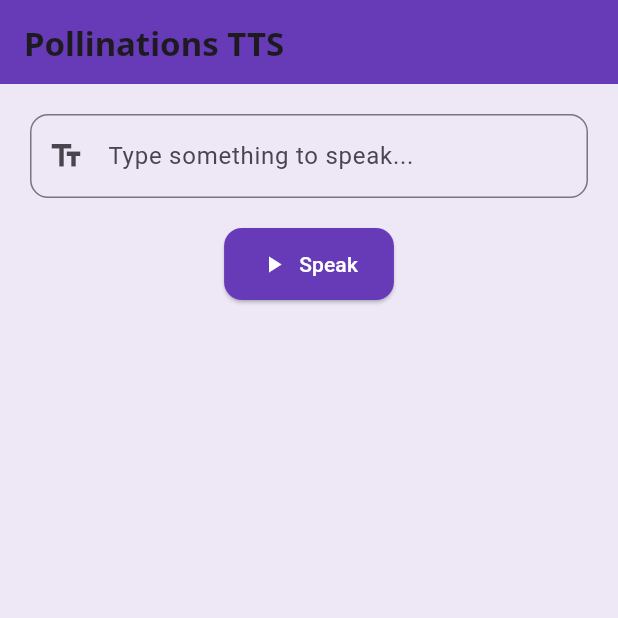
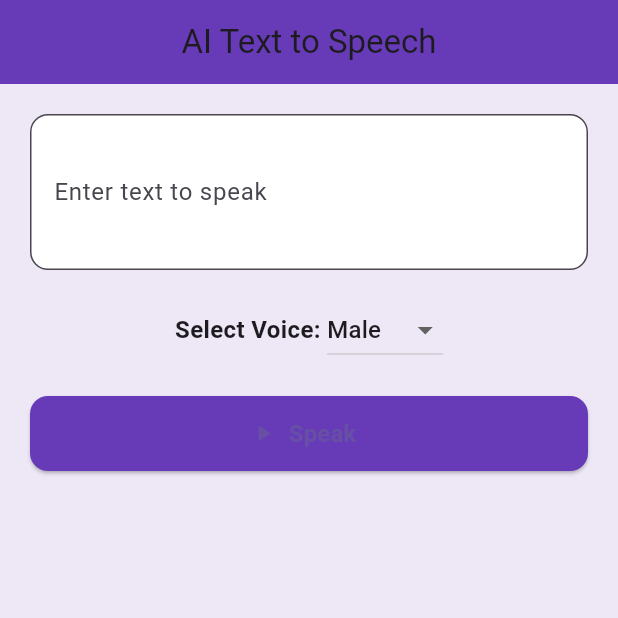
Before and after one commit to Amansarfraz/Voice-api, a Flutter app: the screen it shows after launch, after a tap on "Speak", on a phone screen of 412 x 824 dp, the top half of it. Run offline on Flutter 3.47's test engine with Material 3 defaults, Android fonts, the phone set to English and light mode, and no system bars; our stand-ins replace just_audio; missing offline and left inert: dart:html.

Commit message:
first commit

```diff
--- a/lib/tts_screen.dart
+++ b/lib/tts_screen.dart
@@ -1,6 +1,8 @@
 import 'package:flutter/material.dart';
-import 'package:google_fonts/google_fonts.dart';
 import 'package:just_audio/just_audio.dart';
+import 'package:flutter/foundation.dart' show kIsWeb;
+
+import 'dart:html' as html; // Web ke liye
 
 class TtsScreen extends StatefulWidget {
   const TtsScreen({super.key});
@@ -11,39 +13,51 @@
 
 class _TtsScreenState extends State<TtsScreen> {
   final TextEditingController _controller = TextEditingController();
-  final AudioPlayer _player = AudioPlayer();
-  bool _isPlaying = false;
+  String selectedVoice = "male";
+  bool isPlaying = false;
 
-  Future<void> _speak() async {
+  final AudioPlayer _audioPlayer = AudioPlayer();
+
+  Future<void> _playTts() async {
     final text = _controller.text.trim();
     if (text.isEmpty) return;
 
-    // ✅ Pollinations API (try forcing mp3 format)
     final url =
-        "https://text.pollinations.ai/$text?model=openai-audio&voice=male&format=mp3";
+        "https://text.pollinations.ai/${Uri.encodeComponent(text)}?model=openai-audio&voice=$selectedVoice&format=mp3";
 
-    try {
-      await _player.setUrl(url); // load audio
-      await _player.play(); // play audio
-      setState(() => _isPlaying = true);
+    setState(() => isPlaying = true);
 
-      _player.playerStateStream.listen((state) {
-        if (state.processingState == ProcessingState.completed) {
-          setState(() => _isPlaying = false);
-        }
+    if (kIsWeb) {
+      // Web ke liye
+      final audio = html.AudioElement(url)
+        ..autoplay = true
+        ..controls = false;
+      html.document.body?.append(audio);
+
+      audio.onEnded.listen((event) {
+        setState(() => isPlaying = false);
       });
-    } catch (e) {
-      debugPrint("Playback error: $e");
-      ScaffoldMessenger.of(context).showSnackBar(
-        SnackBar(content: Text("❌ Audio format not supported: $e")),
-      );
+    } else {
+      // Android/iOS ke liye
+      try {
+        await _audioPlayer.setUrl(url);
+        await _audioPlayer.play();
+        _audioPlayer.playerStateStream.listen((state) {
+          if (state.processingState == ProcessingState.completed) {
+            setState(() => isPlaying = false);
+          }
+        });
+      } catch (e) {
+        debugPrint("Playback error: $e");
+        setState(() => isPlaying = false);
+      }
     }
   }
 
   @override
   void dispose() {
     _controller.dispose();
-    _player.dispose();
+    _audioPlayer.dispose();
     super.dispose();
   }
 
@@ -52,42 +66,71 @@
     return Scaffold(
       backgroundColor: Colors.deepPurple.shade50,
       appBar: AppBar(
-        title: Text(
-          "Pollinations TTS",
-          style: GoogleFonts.notoSans(fontWeight: FontWeight.bold),
-        ),
+        title: const Text("AI Text to Speech"),
         backgroundColor: Colors.deepPurple,
+        centerTitle: true,
       ),
       body: Padding(
-        padding: const EdgeInsets.all(20.0),
+        padding: const EdgeInsets.all(20),
         child: Column(
           children: [
+            // Text Input
             TextField(
               controller: _controller,
               decoration: InputDecoration(
-                hintText: "Type something to speak...",
+                labelText: "Enter text to speak",
                 border: OutlineInputBorder(
                   borderRadius: BorderRadius.circular(12),
                 ),
-                prefixIcon: const Icon(Icons.text_fields),
+                filled: true,
+                fillColor: Colors.white,
               ),
+              maxLines: 3,
+            ),
+            const SizedBox(height: 16),
+
+            // Voice Selector
+            Row(
+              mainAxisAlignment: MainAxisAlignment.center,
+              children: [
+                const Text(
+                  "Select Voice: ",
+                  style: TextStyle(fontWeight: FontWeight.bold, fontSize: 16),
+                ),
+                DropdownButton<String>(
+                  value: selectedVoice,
+                  items: const [
+                    DropdownMenuItem(value: "male", child: Text("Male")),
+                    DropdownMenuItem(value: "female", child: Text("Female")),
+                  ],
+                  onChanged: (val) {
+                    setState(() {
+                      selectedVoice = val!;
+                    });
+                  },
+                ),
+              ],
             ),
             const SizedBox(height: 20),
+
+            // Play Button
             ElevatedButton.icon(
+              onPressed: _playTts,
+              icon: Icon(isPlaying ? Icons.stop : Icons.play_arrow),
+              label: Text(
+                isPlaying ? "Playing..." : "Speak",
+                style: const TextStyle(
+                  fontSize: 16,
+                  fontWeight: FontWeight.bold,
+                ),
+              ),
               style: ElevatedButton.styleFrom(
                 backgroundColor: Colors.deepPurple,
-                foregroundColor: Colors.white,
-                padding: const EdgeInsets.symmetric(
-                  vertical: 14,
-                  horizontal: 24,
-                ),
+                minimumSize: const Size(double.infinity, 50),
                 shape: RoundedRectangleBorder(
                   borderRadius: BorderRadius.circular(12),
                 ),
               ),
-              onPressed: _speak,
-              icon: Icon(_isPlaying ? Icons.stop : Icons.play_arrow),
-              label: Text(_isPlaying ? "Playing..." : "Speak"),
             ),
           ],
         ),
--- a/pubspec.yaml
+++ b/pubspec.yaml
@@ -30,11 +30,11 @@
 dependencies:
   flutter:
     sdk: flutter
-      # Google Fonts (optional, for fixing Noto font error)
-  google_fonts: ^6.2.1
+  just_audio: ^0.9.42   # Google Fonts (optional, for fixing Noto font error)
+
 
   # Just Audio (better than audioplayers for TTS playback)
-  just_audio: ^0.9.42
+
 
 
   # The following adds the Cupertino Icons font to your application.
```
Also changed, not shown: pubspec.lock.
